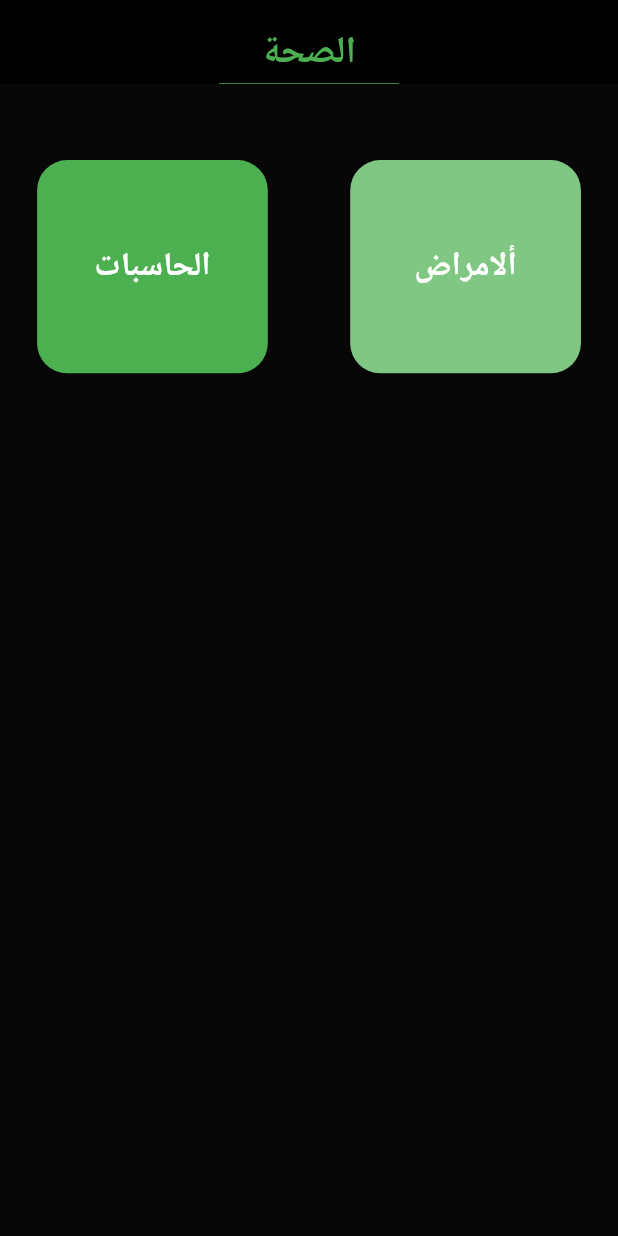
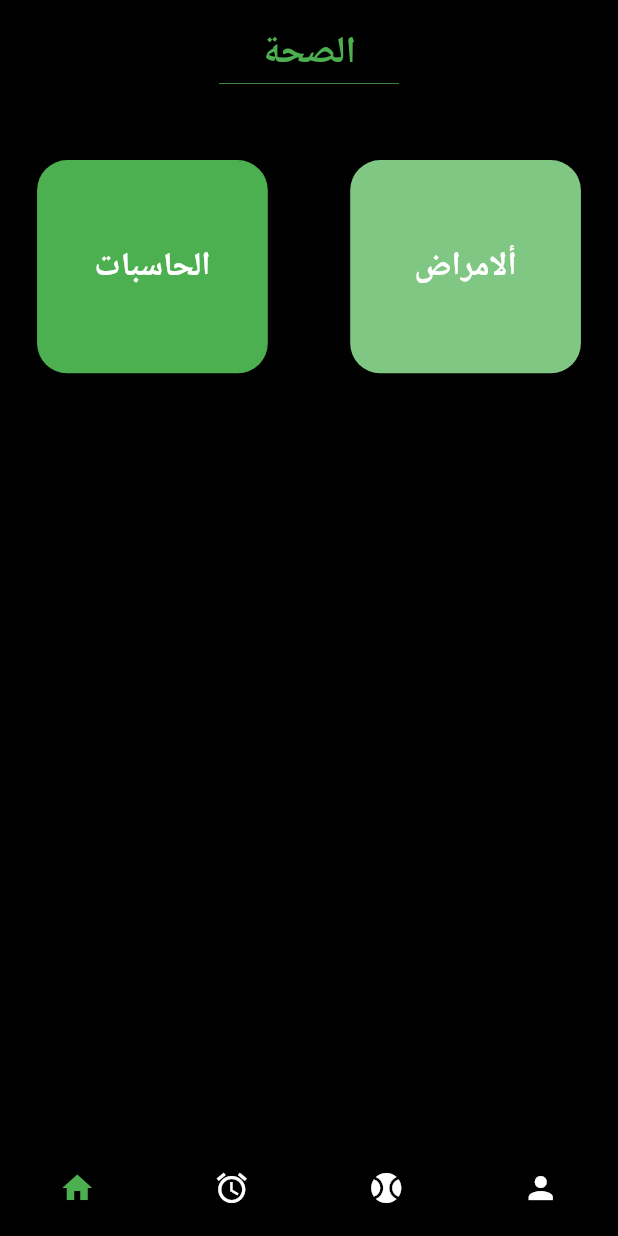
Before and after one commit to abd-alghani-soud/Nafas-Plus, a Flutter app: the screen it shows after launch, after a tap on "Login", on a phone screen of 412 x 824 dp. Run offline on Flutter 3.47's test engine with Material 3 defaults, Android fonts, the light colour scheme and no system bars; our stand-ins replace auto_size_text, bloc, bot_toast, dartz, easy_localization, equatable and 12 more.

Commit message:
edit some files

```diff
--- a/lib/core/constants/my_colors.dart
+++ b/lib/core/constants/my_colors.dart
@@ -3,11 +3,14 @@ import 'package:flutter/material.dart';
 class MyColors {
   //  backgrounds
   static const Color backgroundDark1 = Color(0xFF1E1E1E);
-  static const Color backgroundDark2 = Color(0xFF070707);
+  static const Color backgroundDark2 = Color(0xFF010101);
 
   // Visual greens
   static const Color greenNeon = Color(0xFF9de96d);
-  static const Color greenAccent = Color(0xFF75E00A);
+  static const Color greenAccent =
+  // Colors.green;
+  //  Color.fromARGB(255, 29, 175, 18);
+  Color(0xFF4cb050);
   static const Color blueAccent = Color(0xFF0AE0A0);
 
   // gray box
--- a/lib/core/constants/my_string.dart
+++ b/lib/core/constants/my_string.dart
@@ -1,4 +1,7 @@
 class MyString {
+
+  static const kDuration = Duration(milliseconds: 350);
+
   // login page
   static String signIn = 'Sign In';
   static String textUnderSignIn = 'Hi Welcome back , you have been missed';
--- a/lib/widgets/custom_background.dart
+++ b/lib/core/widgets/custom_background.dart
@@ -1,6 +1,6 @@
 import 'package:flutter/material.dart';
 import 'package:nafas/core/constants/my_images.dart';
-import '../core/constants/my_colors.dart';
+import '../constants/my_colors.dart';
 
 class CustomBackground extends StatelessWidget {
   final Widget widget;
--- /dev/null
+++ b/lib/features/alarm_clock/presentation/screens/alarm_clock_page.dart
@@ -0,0 +1,10 @@
+import 'package:flutter/material.dart';
+
+class AlarmClockPage extends StatelessWidget {
+  const AlarmClockPage({super.key});
+
+  @override
+  Widget build(BuildContext context) {
+    return const Scaffold(body: Center(child: Text('alarm clock')));
+  }
+}
--- a/lib/features/auth/presentation/screens/login_page.dart
+++ b/lib/features/auth/presentation/screens/login_page.dart
@@ -1,10 +1,12 @@
 import 'package:flutter/material.dart';
 import 'package:flutter_screenutil/flutter_screenutil.dart';
+import 'package:get/get.dart';
 import 'package:nafas/core/constants/my_colors.dart';
 import 'package:nafas/core/constants/my_string.dart';
 import 'package:nafas/features/auth/presentation/screens/sign_up_page.dart';
 import 'package:nafas/features/auth/presentation/widgets/custom_button.dart';
 import 'package:nafas/features/auth/presentation/widgets/custom_text_field.dart';
+import 'package:nafas/features/home/presentation/screens/first_page.dart';
 import 'package:nafas/features/home/presentation/screens/home_page.dart';
 
 class LoginPage extends StatelessWidget {
@@ -46,7 +48,6 @@ class LoginPage extends StatelessWidget {
                       Text(
                         MyString.welcome,
                         style: TextStyle(
-                          color: Colors.white,
                           fontSize: 32.sp,
                           fontWeight: FontWeight.bold,
                         ),
@@ -84,9 +85,10 @@ class LoginPage extends StatelessWidget {
                       CustomButton(
                         text: "Login",
                         onPressed: () {
-                          Navigator.pushReplacement(
-                            context,
-                            MaterialPageRoute(builder: (context) => HomePage()),
+                          Get.offAll(
+                            FirstPage(),
+                            transition: Transition.fade,
+                            duration: MyString.kDuration,
                           );
                           print("Login!!!!!!!!!!");
                         },
@@ -97,10 +99,7 @@ class LoginPage extends StatelessWidget {
                         children: [
                           Text(
                             "Don't have an account?",
-                            style: TextStyle(
-                              color: MyColors.white,
-                              fontSize: 15.sp,
-                            ),
+                            style: TextStyle(fontSize: 15.sp),
                           ),
                           TextButton(
                             onPressed: () {
--- a/lib/features/auth/presentation/widgets/custom_text_field.dart
+++ b/lib/features/auth/presentation/widgets/custom_text_field.dart
@@ -72,15 +72,15 @@ class _CustomTextFieldState extends State<CustomTextField> {
                 : null,
         enabledBorder: OutlineInputBorder(
           borderRadius: BorderRadius.circular(24.r),
-          borderSide: BorderSide(color: MyColors.greenNeon),
+          borderSide: BorderSide(color: MyColors.greenAccent),
         ),
         focusedBorder: OutlineInputBorder(
           borderRadius: BorderRadius.circular(24.r),
-          borderSide: BorderSide(color: MyColors.greenNeon),
+          borderSide: BorderSide(color: MyColors.greenAccent),
         ),
         border: OutlineInputBorder(
           borderRadius: BorderRadius.circular(24.r),
-          borderSide: BorderSide(color: MyColors.greenNeon),
+          borderSide: BorderSide(color: MyColors.greenAccent),
         ),
       ),
     );
--- a/lib/features/home/presentation/bmi.dart
+++ b/lib/features/home/presentation/screens/bmi_page.dart
@@ -1,7 +1,7 @@
 import 'package:flutter/material.dart';
 
-class Bmi extends StatelessWidget {
-  const Bmi({super.key});
+class BmiPage extends StatelessWidget {
+  const BmiPage({super.key});
 
   @override
   Widget build(BuildContext context) {
--- a/lib/features/home/presentation/caloris.dart
+++ b/lib/features/home/presentation/screens/calories_page.dart
@@ -1,7 +1,7 @@
 import 'package:flutter/material.dart';
 
-class Caloris extends StatelessWidget {
-  const Caloris({super.key});
+class CaloriesPage extends StatelessWidget {
+  const CaloriesPage({super.key});
 
   @override
   Widget build(BuildContext context) {
--- a/lib/features/home/presentation/screens/first_page.dart
+++ b/lib/features/home/presentation/screens/first_page.dart
@@ -1,9 +1,8 @@
 import 'package:flutter/material.dart';
-import 'package:flutter_screenutil/flutter_screenutil.dart';
-import '../../../../constant/my_images.dart';
+import 'package:nafas/features/alarm_clock/presentation/screens/alarm_clock_page.dart';
+import 'package:nafas/features/home/presentation/screens/home_page.dart';
 import 'package:nafas/features/profile/presentation/screens/profile_page.dart';
-
-import '../../../../core/constants/my_images.dart';
+import 'package:nafas/features/sport/presentation/screens/sport_page.dart';
 
 class FirstPage extends StatefulWidget {
   const FirstPage({super.key});
@@ -13,52 +12,51 @@ class FirstPage extends StatefulWidget {
 }
 
 class _FirstPageState extends State<FirstPage> {
-  int _currentIndex = 0;
-
-  final List<Widget> _pages = [
-    Center(child: Text('الصحة', style: TextStyle(fontSize: 20))),
-    Center(child: Text('المنبه', style: TextStyle(fontSize: 20))),
-    Center(child: Text('الرياضة', style: TextStyle(fontSize: 20))),
-    const ProfilePage(),
-  ];
+  ValueNotifier<int> selectedIndex = ValueNotifier(0);
 
   @override
   Widget build(BuildContext context) {
+    return ValueListenableBuilder(
+      valueListenable: selectedIndex,
+      builder: (context, value, child) {
         return Scaffold(
           backgroundColor: Colors.black,
           extendBody: true,
-      body: SingleChildScrollView(
-        child: Column(
+          body: IndexedStack(
+            index: value,
             children: [
-            Image.asset(
-              MyImages.kLogo,
-              width: 400.w,
-              height: 500.h,
-              fit: BoxFit.cover,
-            ),
-            SizedBox(height: 30.h),
-            _pages[_currentIndex],
+              HomePage(),
+              AlarmClockPage(),
+              SportPage(),
+              ProfilePage(),
             ],
           ),
-      ),
           bottomNavigationBar: BottomNavigationBar(
-        currentIndex: _currentIndex,
-        onTap: (home) {
-          setState(() {
-            _currentIndex = home;
-          });
-        },
+            currentIndex: selectedIndex.value,
             type: BottomNavigationBarType.fixed,
             backgroundColor: Colors.black,
             selectedItemColor: Colors.green,
             unselectedItemColor: Colors.white,
+            showSelectedLabels: false,
+            showUnselectedLabels: false,
+            onTap: (value) {
+              selectedIndex.value = value;
+            },
             items: const [
               BottomNavigationBarItem(icon: Icon(Icons.home), label: 'الصحة'),
               BottomNavigationBarItem(icon: Icon(Icons.alarm), label: 'المنبه'),
-          BottomNavigationBarItem(icon: Icon(Icons.sports_baseball_rounded), label: 'رياضة'),
-          BottomNavigationBarItem(icon: Icon(Icons.person), label: 'بروفايل'),
+              BottomNavigationBarItem(
+                icon: Icon(Icons.sports_baseball_rounded),
+                label: 'رياضة',
+              ),
+              BottomNavigationBarItem(
+                icon: Icon(Icons.person),
+                label: 'بروفايل',
+              ),
             ],
           ),
         );
+      },
+    );
   }
 }
--- a/lib/features/home/presentation/screens/home_page.dart
+++ b/lib/features/home/presentation/screens/home_page.dart
@@ -1,8 +1,8 @@
 import 'package:flutter/material.dart';
 import 'package:flutter_screenutil/flutter_screenutil.dart';
 import 'package:nafas/core/constants/my_colors.dart';
-import 'package:nafas/features/home/presentation/calculators.dart';
-import 'package:nafas/features/home/presentation/diseases.dart';
+import 'package:nafas/features/home/presentation/screens/calculators_page.dart';
+import 'package:nafas/features/home/presentation/screens/diseases_page.dart';
 
 class HomePage extends StatelessWidget {
   const HomePage({super.key});
@@ -46,7 +46,7 @@ class HomePage extends StatelessWidget {
           children: [
             GestureDetector(
               onTap: (){
-                Navigator.push(context, MaterialPageRoute(builder:(context)=> Calculators()));
+                Navigator.push(context, MaterialPageRoute(builder:(context)=> CalculatorsPage()));
               },
               child:
                 Container(
--- a/lib/features/profile/presentation/screens/profile_page.dart
+++ b/lib/features/profile/presentation/screens/profile_page.dart
@@ -4,7 +4,7 @@ import 'package:nafas/core/constants/my_icons.dart';
 import 'package:nafas/core/constants/my_images.dart';
 import 'package:nafas/core/constants/my_string.dart';
 import 'package:nafas/features/auth/presentation/screens/login_page.dart';
-import 'package:nafas/widgets/custom_background.dart';
+import 'package:nafas/core/widgets/custom_background.dart';
 import 'package:nafas/features/profile/presentation/widgets/info_Profile.dart';
 import 'package:nafas/features/profile/presentation/widgets/logout_button.dart';
 
--- /dev/null
+++ b/lib/features/sport/presentation/screens/sport_page.dart
@@ -0,0 +1,10 @@
+import 'package:flutter/material.dart';
+
+class SportPage extends StatelessWidget {
+  const SportPage({super.key});
+
+  @override
+  Widget build(BuildContext context) {
+    return const Scaffold(body: Center(child: Text('sport'),),);
+  }
+}
--- a/lib/main.dart
+++ b/lib/main.dart
@@ -1,6 +1,8 @@
 import 'package:flutter/material.dart';
 import 'package:flutter_screenutil/flutter_screenutil.dart';
+import 'package:nafas/core/constants/my_colors.dart';
 import 'package:nafas/features/splash_onboarding/presentation/screens/splash_page.dart';
+import 'package:get/get.dart';
 
 void main() {
   runApp(const MyApp());
@@ -13,7 +15,13 @@ class MyApp extends StatelessWidget {
   Widget build(BuildContext context) {
     return ScreenUtilInit(
       designSize: Size(375, 812),
-      child: MaterialApp(debugShowCheckedModeBanner: false, home: SplashPage()),
+      child: GetMaterialApp(
+        theme: ThemeData.dark().copyWith(
+          scaffoldBackgroundColor: MyColors.backgroundDark2,
+        ),
+        debugShowCheckedModeBanner: false,
+        home: SplashPage(),
+      ),
     );
   }
 }
```
Also changed, not shown: lib/features/auth/presentation/screens/sign_up_page.dart (+7 -2 lines), lib/features/home/presentation/screens/calculators_page.dart (renamed from lib/features/home/presentation/calculators.dart, +9 -8 lines), assets/images/klogo.jpg, lib/features/home/presentation/screens/diseases_page.dart (renamed from lib/features/home/presentation/diseases.dart), lib/features/home/presentation/screens/fats_page.dart (renamed from lib/features/home/presentation/fats.dart), lib/features/home/presentation/screens/water_page.dart (renamed from lib/features/home/presentation/water.dart), lib/generated/assets.dart (added). Lines whose indentation alone changed are shown as unchanged.
